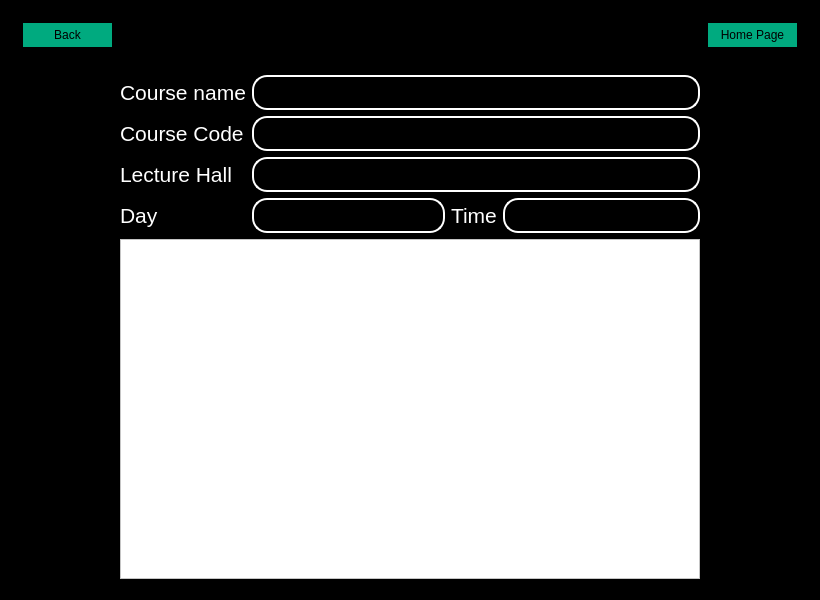
First picture: the form in dialog.ui, repository mohandemadx/Educational_Management_System, before the edit.
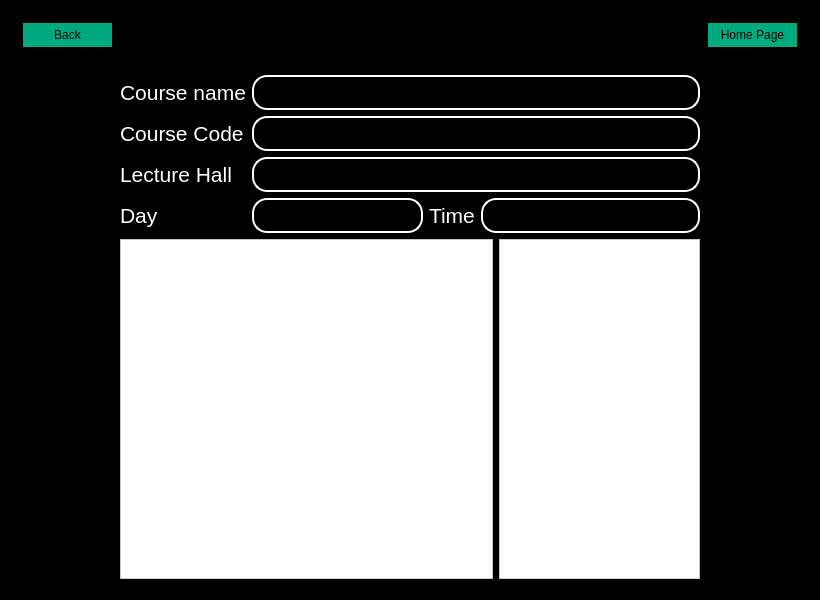
Second picture: the form after the edit. The open tabs and pages were chosen to show the change. Icons and pictures are not drawn.

The edit to the form file:
```diff
--- a/dialog.ui
+++ b/dialog.ui
@@ -3020,7 +3020,7 @@
            </property>
           </spacer>
          </item>
-         <item row="8" column="1" colspan="9">
+         <item row="8" column="1" colspan="7">
           <widget class="QTableWidget" name="tableWidget_courses">
            <property name="styleSheet">
             <string notr="true">selection-background-color: rgb(0, 170, 127);
@@ -3036,6 +3036,16 @@
            </property>
           </widget>
          </item>
+         <item row="8" column="8" colspan="2">
+          <widget class="QTableWidget" name="tableWidget_courseProf">
+           <property name="styleSheet">
+            <string notr="true">selection-background-color: rgb(0, 170, 127);
+color: rgb(0, 0, 0);
+background-color: rgb(255, 255, 255);
+alternate-background-color: rgb(0, 170, 127);</string>
+           </property>
+          </widget>
+         </item>
         </layout>
        </item>
       </layout>
```
Left out of the diff: 2 changed lines with no effect on the pictures.
